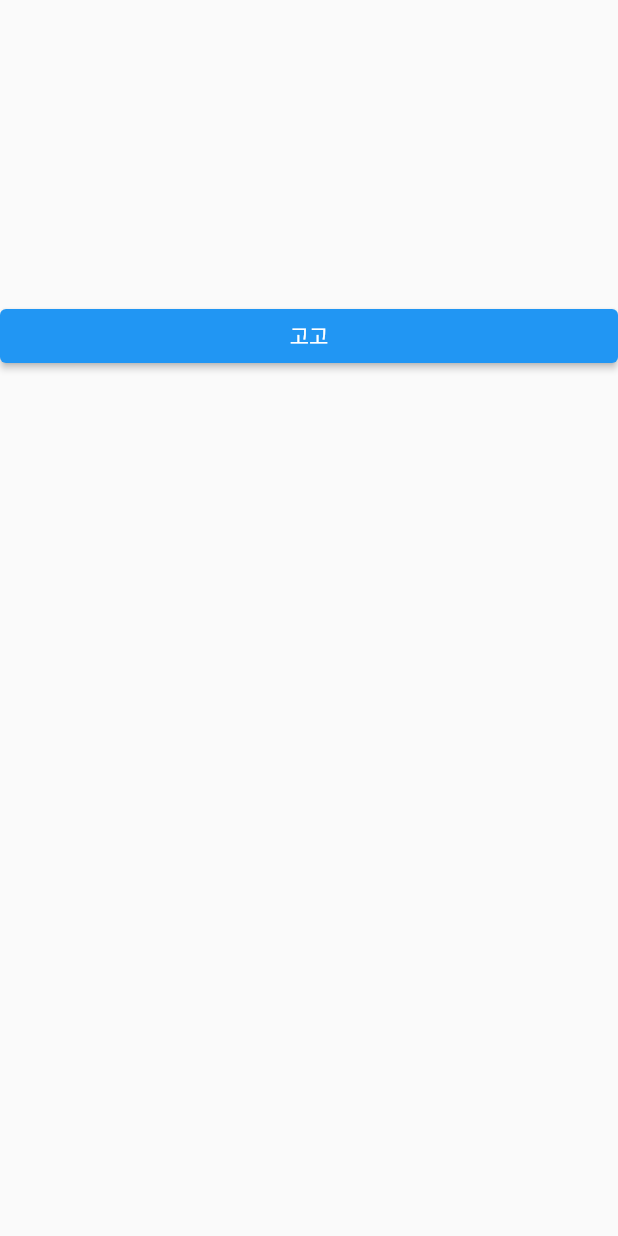
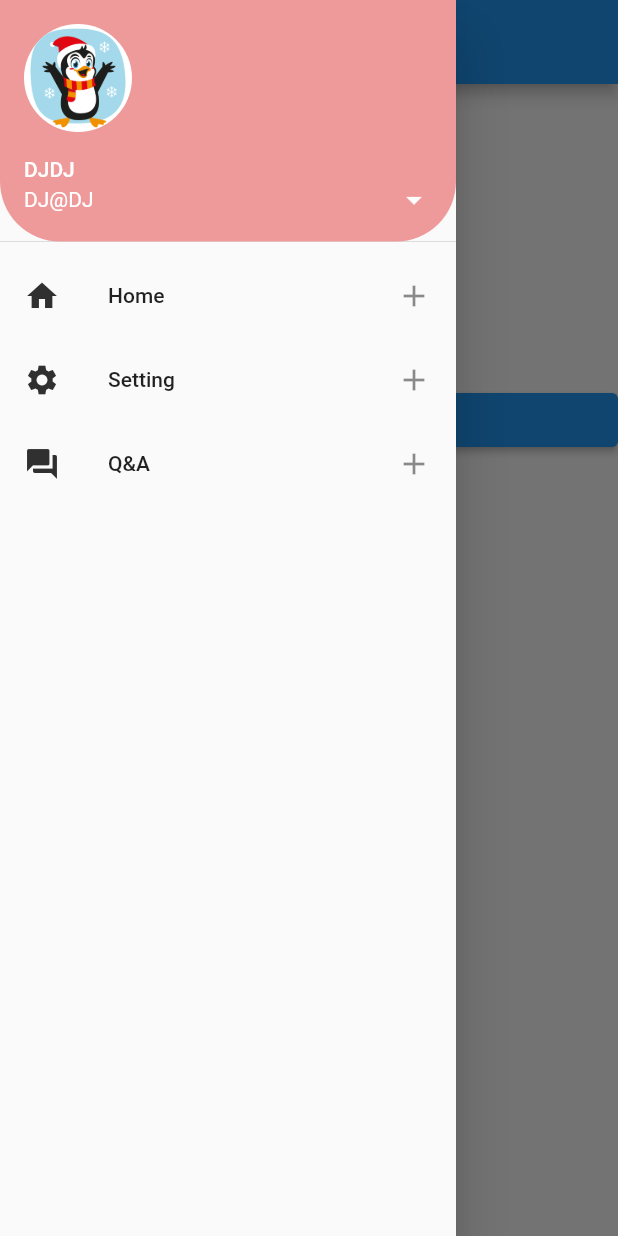
Before and after one commit to jscomu/ft_prac, a Flutter app: the screen it shows after launch, with the side drawer open (before the commit the screen has no drawer), on a phone screen of 412 x 824 dp. Run offline on Flutter 3.47's test engine with Material 2 defaults, Android fonts, the phone set to English and light mode, and no system bars; our stand-ins replace get.

Commit message:
work home

```diff
--- /dev/null
+++ b/lib/pages/beta.dart
@@ -0,0 +1,24 @@
+import 'package:flutter/material.dart';
+import 'package:get/get.dart';
+import 'package:ft_blog/pages/home.dart';
+
+class Beta extends StatelessWidget {
+  const Beta({ Key? key }) : super(key: key);
+
+  @override
+  Widget build(BuildContext context) {
+    return Scaffold(
+      appBar: AppBar(
+        title: Text("Beta 화면"),
+      ),
+      body: Center(
+        child: ElevatedButton(
+          child: Text("홈으로 이동"),
+          onPressed: () {
+            Get.offAll(Home());
+          },
+        ),
+      ),
+    );
+  }
+}
--- a/lib/pages/home.dart
+++ b/lib/pages/home.dart
@@ -1,5 +1,6 @@
 import 'package:flutter/material.dart';
 import 'package:ft_blog/pages/alpha.dart';
+import 'package:ft_blog/pages/beta.dart';
 import 'package:get/get.dart';
 
 class Home extends StatelessWidget {
@@ -8,17 +9,69 @@ class Home extends StatelessWidget {
   @override
   Widget build(BuildContext context) {
     return Scaffold(
+      appBar: AppBar(
+        title: Text("홈 화면"),
+      ),
       body: ListView(
         children: [
           SizedBox(height: 200),
           ElevatedButton(
             onPressed: () {
-              Get.to(Alpha());
+              Get.to(Beta());
             },
             child: Text('고고'),
           ),
         ],
       ),
+      drawer: Drawer(
+        child: ListView(
+          padding: EdgeInsets.zero,
+          children: [
+            UserAccountsDrawerHeader(
+              currentAccountPicture: CircleAvatar(
+                backgroundImage: AssetImage('assets/penguins3.png'),
+                backgroundColor: Colors.white,
+              ),
+              accountName: Text('DJDJ'),
+              accountEmail: Text('DJ@DJ'),
+              onDetailsPressed: () {
+                print('arrow click');
+              },
+              decoration: BoxDecoration(
+                color: Colors.red[200],
+                borderRadius: BorderRadius.only(
+                  bottomLeft: Radius.circular(40.0),
+                  bottomRight: Radius.circular(40.0)
+                )
+              ),
+            ),
+            ListTile(
+              leading: Icon(Icons.home, color: Colors.grey[850],),
+              title: Text('Home'),
+              onTap: () {
+                print('home click');
+              },
+              trailing: Icon(Icons.add),
+            ),
+            ListTile(
+              leading: Icon(Icons.settings, color: Colors.grey[850],),
+              title: Text('Setting'),
+              onTap: () {
+                print('setting click');
+              },
+              trailing: Icon(Icons.add),
+            ),
+            ListTile(
+              leading: Icon(Icons.question_answer, color: Colors.grey[850],),
+              title: Text('Q&A'),
+              onTap: () {
+                print('Q&A click');
+              },
+              trailing: Icon(Icons.add),
+            ),
+          ],
+        ),
+      ),
     );
   }
 }
```
